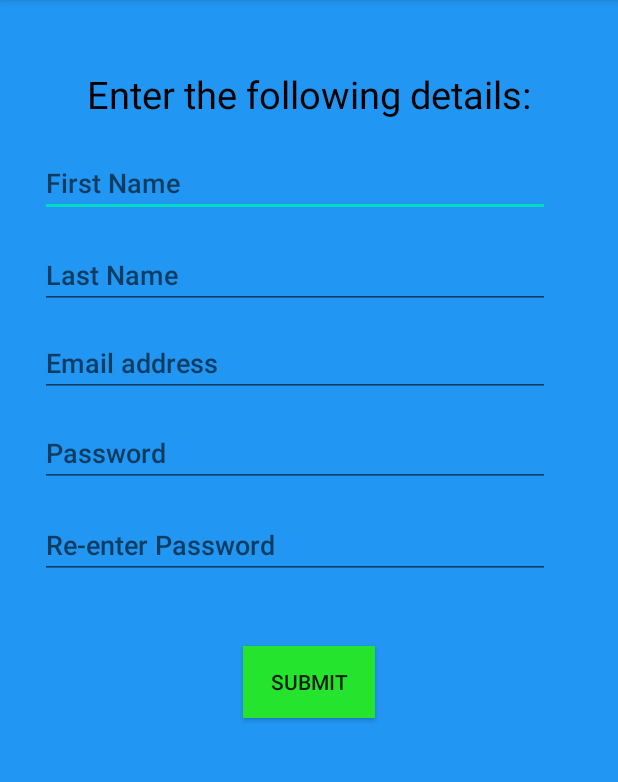
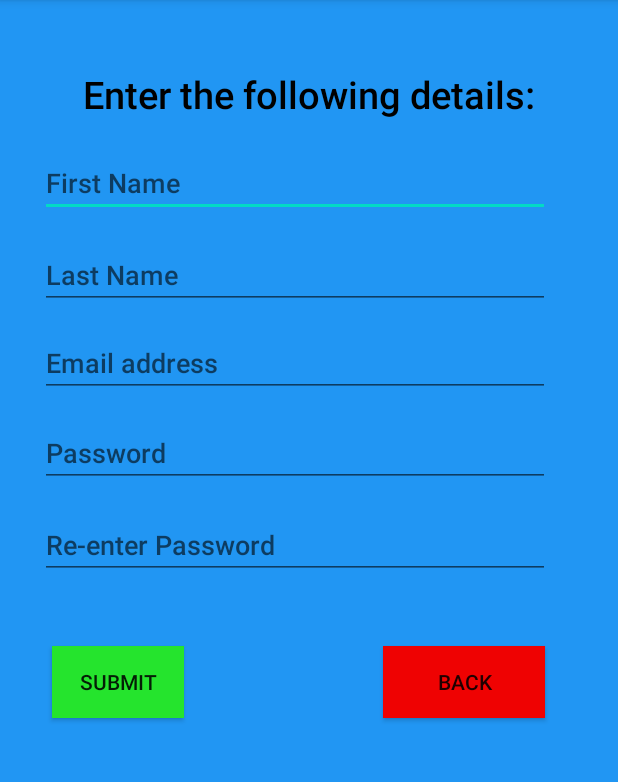
Before and after one commit to sharoncheeran/AppDevelopment, an Android app: the screen it shows after launch (Main2Activity), after a tap on "CREATE ACCOUNT", on a phone screen of 412 x 824 dp, the part 84-866 px from its top. Run offline under Robolectric (Android 15) with nearby library versions, the phone set to English and light mode, and no system bars.

Commit message:
Home screen added

```diff
--- a/app/src/main/AndroidManifest.xml
+++ b/app/src/main/AndroidManifest.xml
@@ -9,12 +9,11 @@
         android:roundIcon="@mipmap/ic_launcher_round"
         android:supportsRtl="true"
         android:theme="@style/AppTheme">
-        <activity android:name=".Main2Activity">
-        </activity>
+        <activity android:name=".Main3Activity"></activity>
+        <activity android:name=".Main2Activity"></activity>
         <activity android:name=".MainActivity">
             <intent-filter>
                 <action android:name="android.intent.action.MAIN" />
-
                 <category android:name="android.intent.category.LAUNCHER" />
             </intent-filter>
         </activity>
--- a/app/src/main/java/com/example/mobileapp/Main2Activity.java
+++ b/app/src/main/java/com/example/mobileapp/Main2Activity.java
@@ -2,13 +2,31 @@ package com.example.mobileapp;
 
 import androidx.appcompat.app.AppCompatActivity;
 
+import android.content.Intent;
 import android.os.Bundle;
+import android.view.View;
+import android.widget.Button;
 
 public class Main2Activity extends AppCompatActivity {
+    private Button button;
 
     @Override
     protected void onCreate(Bundle savedInstanceState) {
         super.onCreate(savedInstanceState);
         setContentView(R.layout.activity_main2);
+
+        button = (Button)findViewById(R.id.BackRE); //button function
+        button.setOnClickListener(new View.OnClickListener() {
+            @Override
+            public void onClick(View v) {
+                openCreateAcc(); //creating the function to run when clicked
+            }
+        });
+    }
+
+    public void openCreateAcc() //the page that opens when the button is clicked
+    {
+        Intent intent = new Intent(this, MainActivity.class);
+        startActivity(intent);
     }
 }
--- a/app/src/main/java/com/example/mobileapp/MainActivity.java
+++ b/app/src/main/java/com/example/mobileapp/MainActivity.java
@@ -15,18 +15,32 @@ public class MainActivity extends AppCompatActivity {
         super.onCreate(savedInstanceState);
         setContentView(R.layout.activity_main);
 
-        button = (Button)findViewById(R.id.createacc);
+        button = (Button)findViewById(R.id.createacc); //identifying the button to be used
         button.setOnClickListener(new View.OnClickListener() {
             @Override
-            public void onClick(View v) {
+            public void onClick(View v) { //creating the function to be used when clicked
                 openCreateAcc();
+            }
+        });
+
+        button = (Button)findViewById(R.id.signin); //identifying the button to be used
+        button.setOnClickListener(new View.OnClickListener() {
+            @Override
+            public void onClick(View v) { //creating the function to be used when clicked
+                openMainpage();
             }
         });
     }
 
-    public void openCreateAcc()
+    public void openCreateAcc() //the page that opens when clicked
     {
         Intent intent = new Intent(this, Main2Activity.class);
         startActivity(intent);
     }
+
+    public void openMainpage() //the page that opens when clicked
+    {
+        Intent intent = new Intent(this, Main3Activity.class);
+        startActivity(intent);
+    }
 }
--- a/app/src/main/res/layout/activity_main.xml
+++ b/app/src/main/res/layout/activity_main.xml
@@ -22,7 +22,7 @@
         android:layout_height="wrap_content"
         android:layout_centerHorizontal="true"
         android:layout_marginTop="310dp"
-        android:fontFamily="serif"
+        android:fontFamily="sans-serif-medium"
         android:text="@string/or"
         android:textColor="#090909"
         android:textSize="25sp"/>
@@ -42,7 +42,7 @@
         android:fontFamily="sans-serif-medium"
         android:text="@string/signin"
         android:textColor="#0C0C0C"
-        android:textSize="20sp" />
+        android:textSize="15sp" />
 
     <Button
         android:id="@+id/createacc"
@@ -59,7 +59,7 @@
         android:fontFamily="sans-serif-medium"
         android:text="@string/createacc"
         android:textColor="#090909"
-        android:textSize="20sp" />
+        android:textSize="15sp" />
 
     <EditText
         android:id="@+id/Email"
--- a/app/src/main/res/layout/activity_main2.xml
+++ b/app/src/main/res/layout/activity_main2.xml
@@ -13,7 +13,7 @@
         android:layout_height="wrap_content"
         android:layout_centerHorizontal="true"
         android:layout_marginTop="40dp"
-        android:fontFamily="sans-serif"
+        android:fontFamily="sans-serif-medium"
         android:text="@string/Details"
         android:textColor="#000000"
         android:textSize="25sp" />
@@ -97,12 +97,27 @@
         android:inputType="textPassword" />
 
     <Button
-        android:id="@+id/button"
+        android:id="@+id/SubmitRE"
         android:layout_width="wrap_content"
         android:layout_height="wrap_content"
-        android:layout_centerHorizontal="true"
+        android:layout_alignParentStart="true"
+        android:layout_alignParentLeft="true"
+        android:layout_marginStart="29dp"
+        android:fontFamily="sans-serif-medium"
+        android:layout_marginLeft="29dp"
         android:layout_marginTop="425dp"
         android:background="#25E42D"
         android:text="Submit" />
 
+    <Button
+        android:id="@+id/BackRE"
+        android:layout_width="108dp"
+        android:layout_height="wrap_content"
+        android:layout_alignParentTop="true"
+        android:layout_marginTop="425dp"
+        android:layout_marginLeft="250dp"
+        android:background="#EF0202"
+        android:fontFamily="sans-serif-medium"
+        android:text="Back" />
+
 </RelativeLayout>
```
Also changed, not shown: app/src/main/java/com/example/mobileapp/Main3Activity.java (added, +14 -0 lines), app/src/main/res/layout/activity_main3.xml (added, +81 -0 lines), 2 other files.
